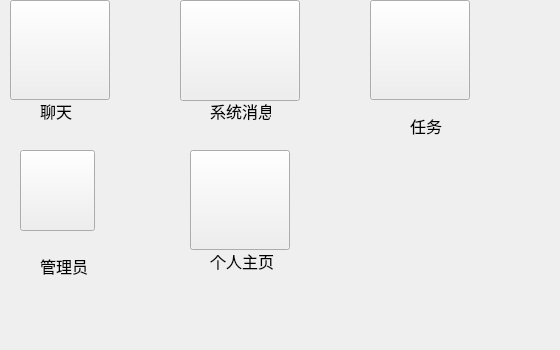
Qt form C++编写众包翻译平台/源代码及资源文件/widget.ui (FouforPast/some-course-projects) before a commit.
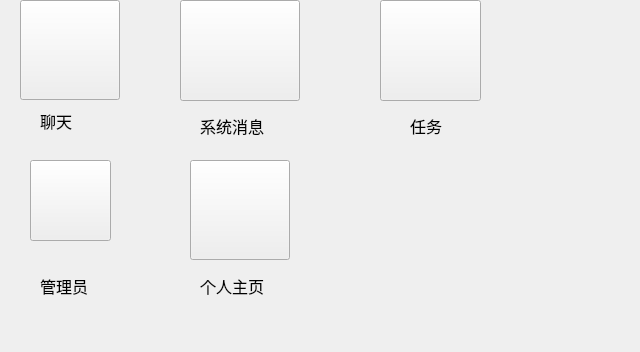
The same form after that commit. Icons and pictures are not drawn.

What changed in the file:
```diff
--- a/C++编写众包翻译平台/源代码及资源文件/widget.ui
+++ b/C++编写众包翻译平台/源代码及资源文件/widget.ui
@@ -6,8 +6,8 @@
    <rect>
     <x>0</x>
     <y>0</y>
-    <width>560</width>
-    <height>350</height>
+    <width>640</width>
+    <height>352</height>
    </rect>
   </property>
   <property name="windowTitle">
@@ -32,9 +32,9 @@
   <widget class="QPushButton" name="pushButton_admin">
    <property name="geometry">
     <rect>
-     <x>20</x>
-     <y>150</y>
-     <width>75</width>
+     <x>30</x>
+     <y>160</y>
+     <width>81</width>
      <height>81</height>
     </rect>
    </property>
@@ -49,7 +49,7 @@
    <property name="geometry">
     <rect>
      <x>190</x>
-     <y>150</y>
+     <y>160</y>
      <width>100</width>
      <height>100</height>
     </rect>
@@ -70,10 +70,10 @@
   <widget class="QPushButton" name="btn_assignment">
    <property name="geometry">
     <rect>
-     <x>370</x>
+     <x>380</x>
      <y>0</y>
-     <width>100</width>
-     <height>100</height>
+     <width>101</width>
+     <height>101</height>
     </rect>
    </property>
    <property name="minimumSize">
@@ -92,7 +92,7 @@
   <widget class="QPushButton" name="btn_communication">
    <property name="geometry">
     <rect>
-     <x>10</x>
+     <x>20</x>
      <y>0</y>
      <width>100</width>
      <height>100</height>
@@ -115,9 +115,9 @@
    <property name="geometry">
     <rect>
      <x>40</x>
-     <y>250</y>
-     <width>51</width>
-     <height>31</height>
+     <y>260</y>
+     <width>71</width>
+     <height>51</height>
     </rect>
    </property>
    <property name="font">
@@ -139,10 +139,10 @@
   <widget class="QLabel" name="label_2">
    <property name="geometry">
     <rect>
-     <x>210</x>
-     <y>250</y>
-     <width>71</width>
-     <height>21</height>
+     <x>200</x>
+     <y>260</y>
+     <width>81</width>
+     <height>51</height>
     </rect>
    </property>
    <property name="font">
@@ -158,10 +158,10 @@
   <widget class="QLabel" name="label_3">
    <property name="geometry">
     <rect>
-     <x>210</x>
+     <x>200</x>
      <y>100</y>
-     <width>61</width>
-     <height>21</height>
+     <width>91</width>
+     <height>51</height>
     </rect>
    </property>
    <property name="font">
@@ -178,7 +178,7 @@
    <property name="geometry">
     <rect>
      <x>40</x>
-     <y>100</y>
+     <y>110</y>
      <width>61</width>
      <height>21</height>
     </rect>
```
